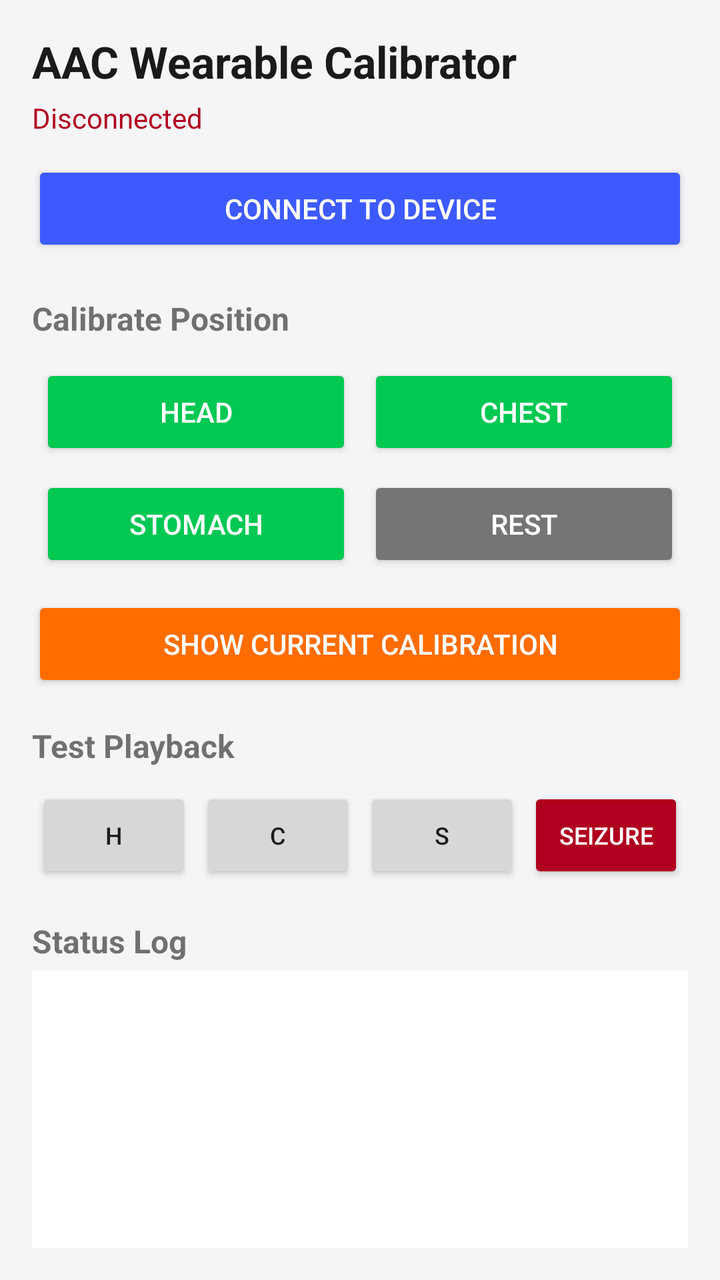
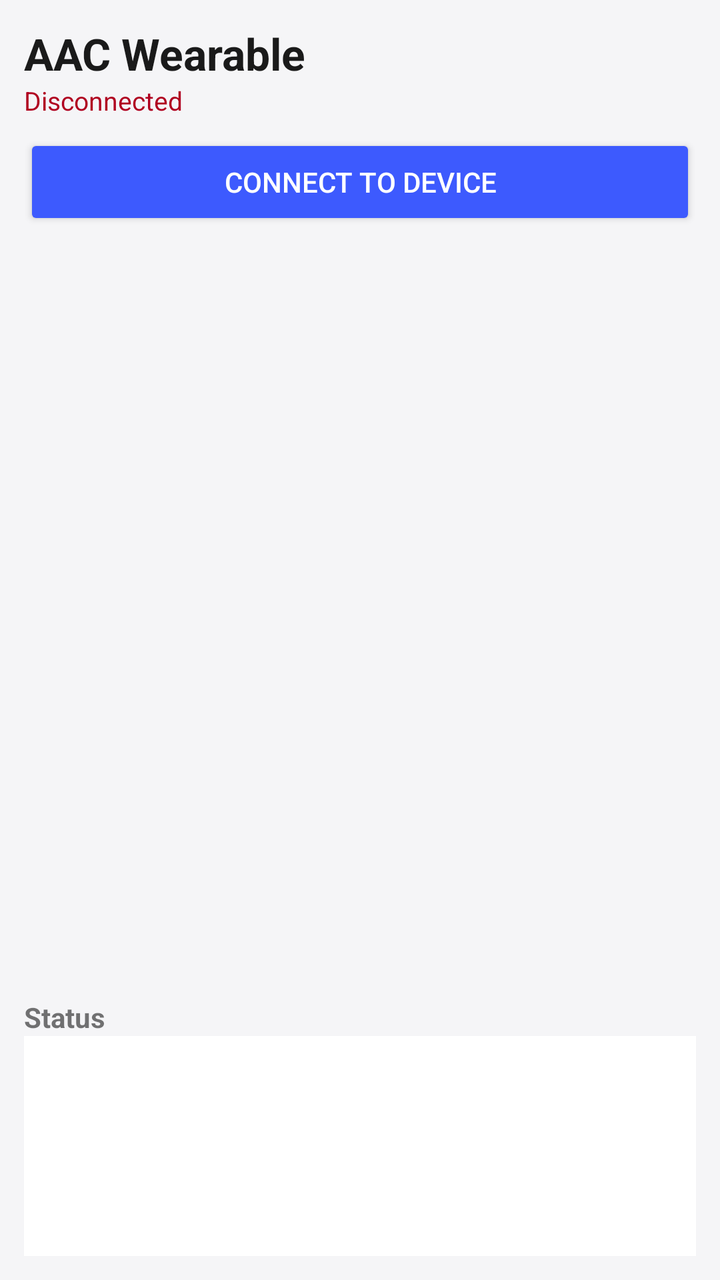

Compare the two renders of this Android layout. The source of the first and the diff that turns it into the second are given below.
<!-- AndroidManifest.xml: application theme Theme.AacCalibrator -->
<!-- res/layout/activity_main.xml -->
<?xml version="1.0" encoding="utf-8"?>
<LinearLayout xmlns:android="http://schemas.android.com/apk/res/android"
    android:layout_width="match_parent"
    android:layout_height="match_parent"
    android:orientation="vertical"
    android:padding="16dp"
    android:background="#F5F5F7">

    <TextView
        android:id="@+id/titleText"
        android:layout_width="match_parent"
        android:layout_height="wrap_content"
        android:text="AAC Wearable Calibrator"
        android:textSize="22sp"
        android:textStyle="bold"
        android:textColor="#1A1A1A"
        android:paddingBottom="4dp" />

    <TextView
        android:id="@+id/connectionStatus"
        android:layout_width="match_parent"
        android:layout_height="wrap_content"
        android:text="Disconnected"
        android:textSize="14sp"
        android:textColor="#B00020"
        android:paddingBottom="12dp" />

    <Button
        android:id="@+id/connectButton"
        android:layout_width="match_parent"
        android:layout_height="wrap_content"
        android:text="Connect to Device"
        android:backgroundTint="#3D5AFE"
        android:textColor="#FFFFFF" />

    <TextView
        android:layout_width="match_parent"
        android:layout_height="wrap_content"
        android:text="Calibrate Position"
        android:textSize="16sp"
        android:textStyle="bold"
        android:paddingTop="20dp"
        android:paddingBottom="8dp" />

    <GridLayout
        android:layout_width="match_parent"
        android:layout_height="wrap_content"
        android:columnCount="2"
        android:rowCount="2">

        <Button
            android:id="@+id/calHeadButton"
            android:layout_width="0dp"
            android:layout_height="wrap_content"
            android:layout_columnWeight="1"
            android:layout_margin="4dp"
            android:text="HEAD"
            android:backgroundTint="#00C853"
            android:textColor="#FFFFFF" />

        <Button
            android:id="@+id/calChestButton"
            android:layout_width="0dp"
            android:layout_height="wrap_content"
            android:layout_columnWeight="1"
            android:layout_margin="4dp"
            android:text="CHEST"
            android:backgroundTint="#00C853"
            android:textColor="#FFFFFF" />

        <Button
            android:id="@+id/calStomachButton"
            android:layout_width="0dp"
            android:layout_height="wrap_content"
            android:layout_columnWeight="1"
            android:layout_margin="4dp"
            android:text="STOMACH"
            android:backgroundTint="#00C853"
            android:textColor="#FFFFFF" />

        <Button
            android:id="@+id/calRestButton"
            android:layout_width="0dp"
            android:layout_height="wrap_content"
            android:layout_columnWeight="1"
            android:layout_margin="4dp"
            android:text="REST"
            android:backgroundTint="#757575"
            android:textColor="#FFFFFF" />
    </GridLayout>

    <Button
        android:id="@+id/showButton"
        android:layout_width="match_parent"
        android:layout_height="wrap_content"
        android:layout_marginTop="8dp"
        android:text="Show Current Calibration"
        android:backgroundTint="#FF6D00"
        android:textColor="#FFFFFF" />

    <TextView
        android:layout_width="match_parent"
        android:layout_height="wrap_content"
        android:text="Test Playback"
        android:textSize="16sp"
        android:textStyle="bold"
        android:paddingTop="16dp"
        android:paddingBottom="8dp" />

    <LinearLayout
        android:layout_width="match_parent"
        android:layout_height="wrap_content"
        android:orientation="horizontal">

        <Button
            android:id="@+id/testHeadButton"
            android:layout_width="0dp"
            android:layout_height="wrap_content"
            android:layout_weight="1"
            android:layout_margin="2dp"
            android:text="H"
            android:textSize="12sp" />

        <Button
            android:id="@+id/testChestButton"
            android:layout_width="0dp"
            android:layout_height="wrap_content"
            android:layout_weight="1"
            android:layout_margin="2dp"
            android:text="C"
            android:textSize="12sp" />

        <Button
            android:id="@+id/testStomachButton"
            android:layout_width="0dp"
            android:layout_height="wrap_content"
            android:layout_weight="1"
            android:layout_margin="2dp"
            android:text="S"
            android:textSize="12sp" />

        <Button
            android:id="@+id/testSeizureButton"
            android:layout_width="0dp"
            android:layout_height="wrap_content"
            android:layout_weight="1"
            android:layout_margin="2dp"
            android:text="SEIZURE"
            android:textSize="12sp"
            android:backgroundTint="#B00020"
            android:textColor="#FFFFFF" />
    </LinearLayout>

    <TextView
        android:layout_width="match_parent"
        android:layout_height="wrap_content"
        android:text="Status Log"
        android:textSize="16sp"
        android:textStyle="bold"
        android:paddingTop="16dp"
        android:paddingBottom="4dp" />

    <ScrollView
        android:id="@+id/statusScroll"
        android:layout_width="match_parent"
        android:layout_height="0dp"
        android:layout_weight="1"
        android:background="#FFFFFF"
        android:padding="8dp">

        <TextView
            android:id="@+id/statusLog"
            android:layout_width="match_parent"
            android:layout_height="wrap_content"
            android:textSize="13sp"
            android:fontFamily="monospace"
            android:textColor="#333333" />
    </ScrollView>

</LinearLayout>
<!-- resources referenced by this layout -->
<resources>
  <style name="Theme.AacCalibrator" parent="Theme.MaterialComponents.DayNight.NoActionBar">
          <item name="colorPrimary">#3D5AFE</item>
          <item name="colorPrimaryDark">#0031CA</item>
          <item name="colorAccent">#00C853</item>
      </style>
</resources>

<!-- the commit's change to res/layout/activity_main.xml (unified diff, before → after) -->
@@ -3,27 +3,25 @@
     android:layout_width="match_parent"
     android:layout_height="match_parent"
     android:orientation="vertical"
-    android:padding="16dp"
+    android:padding="12dp"
     android:background="#F5F5F7">
 
     <TextView
-        android:id="@+id/titleText"
         android:layout_width="match_parent"
         android:layout_height="wrap_content"
-        android:text="AAC Wearable Calibrator"
+        android:text="AAC Wearable"
         android:textSize="22sp"
         android:textStyle="bold"
-        android:textColor="#1A1A1A"
-        android:paddingBottom="4dp" />
+        android:textColor="#1A1A1A" />
 
     <TextView
         android:id="@+id/connectionStatus"
         android:layout_width="match_parent"
         android:layout_height="wrap_content"
         android:text="Disconnected"
-        android:textSize="14sp"
+        android:textSize="13sp"
         android:textColor="#B00020"
-        android:paddingBottom="12dp" />
+        android:paddingBottom="8dp" />
 
     <Button
         android:id="@+id/connectButton"
@@ -33,146 +31,47 @@
         android:backgroundTint="#3D5AFE"
         android:textColor="#FFFFFF" />
 
-    <TextView
+    <ProgressBar
+        android:id="@+id/uploadProgress"
+        style="?android:attr/progressBarStyleHorizontal"
         android:layout_width="match_parent"
         android:layout_height="wrap_content"
-        android:text="Calibrate Position"
-        android:textSize="16sp"
-        android:textStyle="bold"
-        android:paddingTop="20dp"
-        android:paddingBottom="8dp" />
+        android:visibility="gone"
+        android:max="100" />
 
-    <GridLayout
+    <ScrollView
         android:layout_width="match_parent"
-        android:layout_height="wrap_content"
-        android:columnCount="2"
-        android:rowCount="2">
+        android:layout_height="0dp"
+        android:layout_weight="1"
+        android:paddingTop="10dp">
 
-        <Button
-            android:id="@+id/calHeadButton"
-            android:layout_width="0dp"
+        <LinearLayout
+            android:id="@+id/messageContainer"
+            android:layout_width="match_parent"
             android:layout_height="wrap_content"
-            android:layout_columnWeight="1"
-            android:layout_margin="4dp"
-            android:text="HEAD"
-            android:backgroundTint="#00C853"
-            android:textColor="#FFFFFF" />
-
-        <Button
-            android:id="@+id/calChestButton"
-            android:layout_width="0dp"
-            android:layout_height="wrap_content"
-            android:layout_columnWeight="1"
-            android:layout_margin="4dp"
-            android:text="CHEST"
-            android:backgroundTint="#00C853"
-            android:textColor="#FFFFFF" />
-
-        <Button
-            android:id="@+id/calStomachButton"
-            android:layout_width="0dp"
-            android:layout_height="wrap_content"
-            android:layout_columnWeight="1"
-            android:layout_margin="4dp"
-            android:text="STOMACH"
-            android:backgroundTint="#00C853"
-            android:textColor="#FFFFFF" />
-
-        <Button
-            android:id="@+id/calRestButton"
-            android:layout_width="0dp"
-            android:layout_height="wrap_content"
-            android:layout_columnWeight="1"
-            android:layout_margin="4dp"
-            android:text="REST"
-            android:backgroundTint="#757575"
-            android:textColor="#FFFFFF" />
-    </GridLayout>
-
-    <Button
-        android:id="@+id/showButton"
-        android:layout_width="match_parent"
-        android:layout_height="wrap_content"
-        android:layout_marginTop="8dp"
-        android:text="Show Current Calibration"
-        android:backgroundTint="#FF6D00"
-        android:textColor="#FFFFFF" />
+            android:orientation="vertical" />
+    </ScrollView>
 
     <TextView
         android:layout_width="match_parent"
         android:layout_height="wrap_content"
-        android:text="Test Playback"
-        android:textSize="16sp"
+        android:text="Status"
+        android:textSize="14sp"
         android:textStyle="bold"
-        android:paddingTop="16dp"
-        android:paddingBottom="8dp" />
-
-    <LinearLayout
-        android:layout_width="match_parent"
-        android:layout_height="wrap_content"
-        android:orientation="horizontal">
-
-        <Button
-            android:id="@+id/testHeadButton"
-            android:layout_width="0dp"
-            android:layout_height="wrap_content"
-            android:layout_weight="1"
-            android:layout_margin="2dp"
-            android:text="H"
-            android:textSize="12sp" />
-
-        <Button
-            android:id="@+id/testChestButton"
-            android:layout_width="0dp"
-            android:layout_height="wrap_content"
-            android:layout_weight="1"
-            android:layout_margin="2dp"
-            android:text="C"
-            android:textSize="12sp" />
-
-        <Button
-            android:id="@+id/testStomachButton"
-            android:layout_width="0dp"
-            android:layout_height="wrap_content"
-            android:layout_weight="1"
-            android:layout_margin="2dp"
-            android:text="S"
-            android:textSize="12sp" />
-
-        <Button
-            android:id="@+id/testSeizureButton"
-            android:layout_width="0dp"
-            android:layout_height="wrap_content"
-            android:layout_weight="1"
-            android:layout_margin="2dp"
-            android:text="SEIZURE"
-            android:textSize="12sp"
-            android:backgroundTint="#B00020"
-            android:textColor="#FFFFFF" />
-    </LinearLayout>
-
-    <TextView
-        android:layout_width="match_parent"
-        android:layout_height="wrap_content"
-        android:text="Status Log"
-        android:textSize="16sp"
-        android:textStyle="bold"
-        android:paddingTop="16dp"
-        android:paddingBottom="4dp" />
+        android:paddingTop="6dp" />
 
     <ScrollView
         android:id="@+id/statusScroll"
         android:layout_width="match_parent"
-        android:layout_height="0dp"
-        android:layout_weight="1"
+        android:layout_height="110dp"
         android:background="#FFFFFF"
-        android:padding="8dp">
+        android:padding="6dp">
 
         <TextView
             android:id="@+id/statusLog"
             android:layout_width="match_parent"
             android:layout_height="wrap_content"
-            android:textSize="13sp"
+            android:textSize="11sp"
             android:fontFamily="monospace"
             android:textColor="#333333" />
     </ScrollView>
